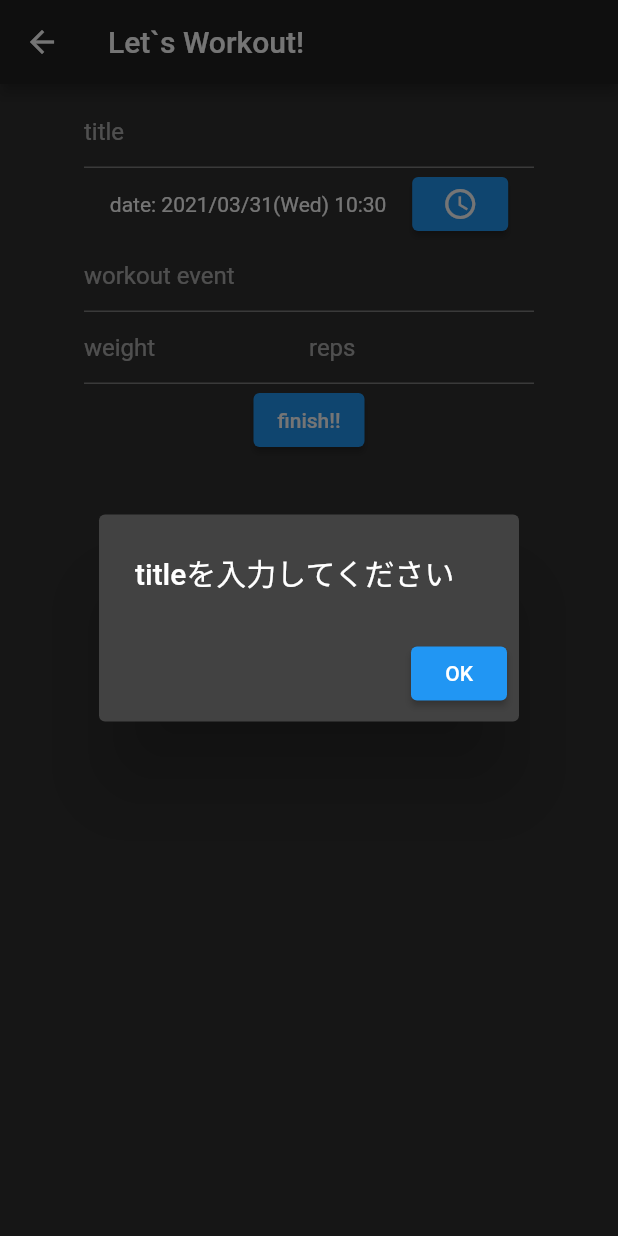
After one commit to t-kawauchiya/training-app, a Flutter app: the WorkoutAddPage screen opened directly, after a tap on "finish!!", on a phone screen of 412 x 824 dp. The commit adds this screen. Run offline on Flutter 3.47's test engine with Material 2 defaults, Android fonts, the phone set to English and light mode, and no system bars; our stand-ins replace cloud_firestore, firebase_auth, firebase_core, flutter_datetime_picker, flutter_signin_button, google_sign_in and 1 more; accounts and stored records are empty.

```diff
--- /dev/null
+++ b/lib/domain/exercise.dart
@@ -0,0 +1,39 @@
+import 'package:cloud_firestore/cloud_firestore.dart';
+import 'package:training_app/domain/work.dart';
+
+import 'event.dart';
+
+class Exercise {
+  WorkEvent event = WorkEvent.init();
+  List<Work> works = [Work.init()];
+  DocumentReference? reference;
+
+  @override
+  Exercise(WorkEvent event, List<Work> works) {
+    this.event = event;
+    this.works = works;
+  }
+
+  Exercise.init() {
+    this.event = WorkEvent.init();
+    this.works = [Work.init()];
+  }
+
+  Exercise.fromMap(Map<String, dynamic> map, {this.reference})
+      : assert(map['event'] != null),
+        assert(map['date'] != null),
+        event = map['event'],
+        works = (map['works'] as List<Map<String, dynamic>>)
+            .map((work) => Work.fromMap(work))
+            .toList();
+
+  Exercise.fromSnapshot(DocumentSnapshot snapshot)
+      : this.fromMap(snapshot.data()!, reference: snapshot.reference);
+
+  Map<String, dynamic> toMap() {
+    return {
+      'event': this.event.toString(),
+      'works': this.works.map((e) => e.toMap()).toList(),
+    };
+  }
+}
--- a/lib/domain/history.dart
+++ b/lib/domain/history.dart
@@ -1,21 +1,29 @@
 import 'package:cloud_firestore/cloud_firestore.dart';
+import 'package:training_app/domain/exercise.dart';
 
 class History {
-  late String title;
-  late DateTime date;
+  String title = '';
+  DateTime date = DateTime.now();
+  List<Exercise> exercises = [Exercise.init()];
   DocumentReference? reference;
 
   @override
-  History(String title, DateTime date) {
+  History(String title, DateTime date, List<Exercise> exercises) {
     this.title = title;
     this.date = date;
+    this.exercises = exercises;
   }
+
+  History.init();
 
   History.fromMap(Map<String, dynamic> map, {this.reference})
       : assert(map['title'] != null),
         assert(map['date'] != null),
         title = map['title'],
-        date = map['date'].toDate();
+        date = map['date'].toDate(),
+        exercises = (map['exercises'] as List<Map<String, dynamic>>)
+            .map((exercise) => Exercise.fromMap(exercise))
+            .toList();
 
   History.fromSnapshot(DocumentSnapshot snapshot)
       : this.fromMap(snapshot.data()!, reference: snapshot.reference);
@@ -24,6 +32,7 @@ class History {
     return {
       'title': this.title,
       'date': Timestamp.fromDate(this.date),
+      'exercises': this.exercises.map((e) => e.toMap()).toList(),
     };
   }
 
--- /dev/null
+++ b/lib/domain/work.dart
@@ -0,0 +1,32 @@
+import 'package:cloud_firestore/cloud_firestore.dart';
+
+class Work {
+  int weight = 0;
+  int reps = 0;
+
+  DocumentReference? reference;
+
+  @override
+  Work(int weight, int reps) {
+    this.weight = weight;
+    this.reps = reps;
+  }
+
+  Work.init();
+
+  Work.fromMap(Map<String, dynamic> map, {this.reference})
+      : assert(map['weight'] != null),
+        assert(map['reps'] != null),
+        weight = map['weight'],
+        reps = map['reps'];
+
+  Work.fromSnapshot(DocumentSnapshot snapshot)
+      : this.fromMap(snapshot.data()!, reference: snapshot.reference);
+
+  Map<String, dynamic> toMap() {
+    return {
+      'weight': this.weight,
+      'reps': this.reps,
+    };
+  }
+}
--- a/lib/presentation/profile/profile_page.dart
+++ b/lib/presentation/profile/profile_page.dart
@@ -16,7 +16,6 @@ class ProfilePage extends StatelessWidget {
         child: Column(
           mainAxisAlignment: MainAxisAlignment.center,
           children: [
-            Text('ProfilePage'),
             ElevatedButton(
                 onPressed: () {
                   _handleSignOut().catchError((e) => print(e));
--- /dev/null
+++ b/lib/presentation/workout/workout_add_page.dart
@@ -0,0 +1,137 @@
+import 'package:firebase_auth/firebase_auth.dart';
+import 'package:flutter/cupertino.dart';
+import 'package:flutter/material.dart';
+import 'package:provider/provider.dart';
+import 'package:training_app/common_func.dart';
+import 'package:flutter_datetime_picker/flutter_datetime_picker.dart';
+import 'package:intl/intl.dart';
+
+import 'workout_model.dart';
+
+class WorkoutAddPage extends StatelessWidget {
+  final _uid = FirebaseAuth.instance.currentUser!.uid;
+  final formatter = new DateFormat('yyyy/MM/dd(E) HH:mm');
+
+  Widget build(BuildContext context) {
+    var titleController = TextEditingController();
+    var eventController = TextEditingController();
+    var weightController = TextEditingController();
+    var repsController = TextEditingController();
+    return ChangeNotifierProvider<WorkoutModel>(
+      create: (_) => WorkoutModel(_uid),
+      child: Scaffold(
+        appBar: AppBar(
+          title: Text('Let`s Workout!'),
+        ),
+        body: Consumer<WorkoutModel>(
+          builder: (context, model, child) {
+            return Center(
+              child: Padding(
+                padding: const EdgeInsets.all(8.0),
+                child: Container(
+                  width: 300,
+                  child: Column(
+                    children: <Widget>[
+                      TextField(
+                        decoration: InputDecoration(
+                          hintText: 'title',
+                        ),
+                        controller: titleController,
+                        onChanged: (text) {
+                          model.history.title = text;
+                        },
+                      ),
+                      Row(
+                        mainAxisAlignment: MainAxisAlignment.spaceEvenly,
+                        children: [
+                          Text(
+                            'date: ' + formatter.format(model.history.date),
+                          ),
+                          ElevatedButton(
+                            onPressed: () {
+                              DatePicker.showDateTimePicker(
+                                context,
+                                showTitleActions: true,
+                                onChanged: (date) {
+                                  print('change $date');
+                                },
+                                onConfirm: (date) {
+                                  model.history.date = date;
+                                },
+                                // Datepickerのデフォルトで表示する日時
+                                currentTime: DateTime.now(),
+                                // localによって色々な言語に対応
+                                //  locale: LocaleType.en
+                              );
+                            },
+                            child: Icon(Icons.access_time),
+                          ),
+                        ],
+                      ),
+                      Column(
+                        children: [
+                          SizedBox(
+                            width: 300,
+                            child: TextField(
+                              decoration: InputDecoration(
+                                hintText: 'workout event',
+                              ),
+                              controller: eventController,
+                              onChanged: (text) {
+                                model.history.exercises[0].event.name = text;
+                              },
+                            ),
+                          ),
+                          Row(children: [
+                            SizedBox(
+                              width: 150,
+                              child: TextField(
+                                decoration: InputDecoration(
+                                  hintText: 'weight',
+                                ),
+                                controller: weightController,
+                                onChanged: (text) {
+                                  model.history.exercises[0].works[0].weight =
+                                      int.parse(text);
+                                },
+                              ),
+                            ),
+                            SizedBox(
+                              width: 150,
+                              child: TextField(
+                                decoration: InputDecoration(
+                                  hintText: 'reps',
+                                ),
+                                controller: repsController,
+                                onChanged: (text) {
+                                  model.history.exercises[0].works[0].reps =
+                                      int.parse(text);
+                                },
+                              ),
+                            ),
+                          ])
+                        ],
+                      ),
+                      ElevatedButton(
+                        child: Text('finish!!'),
+                        onPressed: () async {
+                          try {
+                            await model.addHistory();
+                            await CommonFunc.cShowDialog(context, '記録しました');
+                            Navigator.pop(context);
+                          } catch (e) {
+                            CommonFunc.cShowDialog(context, e.toString());
+                          }
+                        },
+                      ),
+                    ],
+                  ),
+                ),
+              ),
+            );
+          },
+        ),
+      ),
+    );
+  }
+}
--- a/lib/presentation/history/history_model.dart
+++ b/lib/presentation/workout/workout_model.dart
@@ -2,13 +2,14 @@ import 'package:cloud_firestore/cloud_firestore.dart';
 import 'package:flutter/material.dart';
 import 'package:training_app/domain/history.dart';
 
-class HistoryModel extends ChangeNotifier {
+class WorkoutModel extends ChangeNotifier {
   @override
-  HistoryModel(String uid) {
+  WorkoutModel(String uid) {
     this._uid = uid;
+    this.history = History.init();
   }
   var _uid = '';
-  var history = History('', DateTime.now());
+  var history;
 
   Future addHistory() async {
     CollectionReference histories = FirebaseFirestore.instance
@@ -20,10 +21,7 @@ class HistoryModel extends ChangeNotifier {
     }
     histories
         .add(
-          {
-            'title': history.title,
-            'date': history.date,
-          },
+          history.toMap(),
         )
         .then((value) => print("History added"))
         .catchError(
```
Also changed, not shown: lib/domain/event.dart (added, +31 -0 lines), lib/presentation/history/history_add_page.dart (deleted, +0 -84 lines), lib/presentation/history/history_page.dart (+7 -15 lines), lib/presentation/workout/workout_page.dart (+10 -1 lines).
